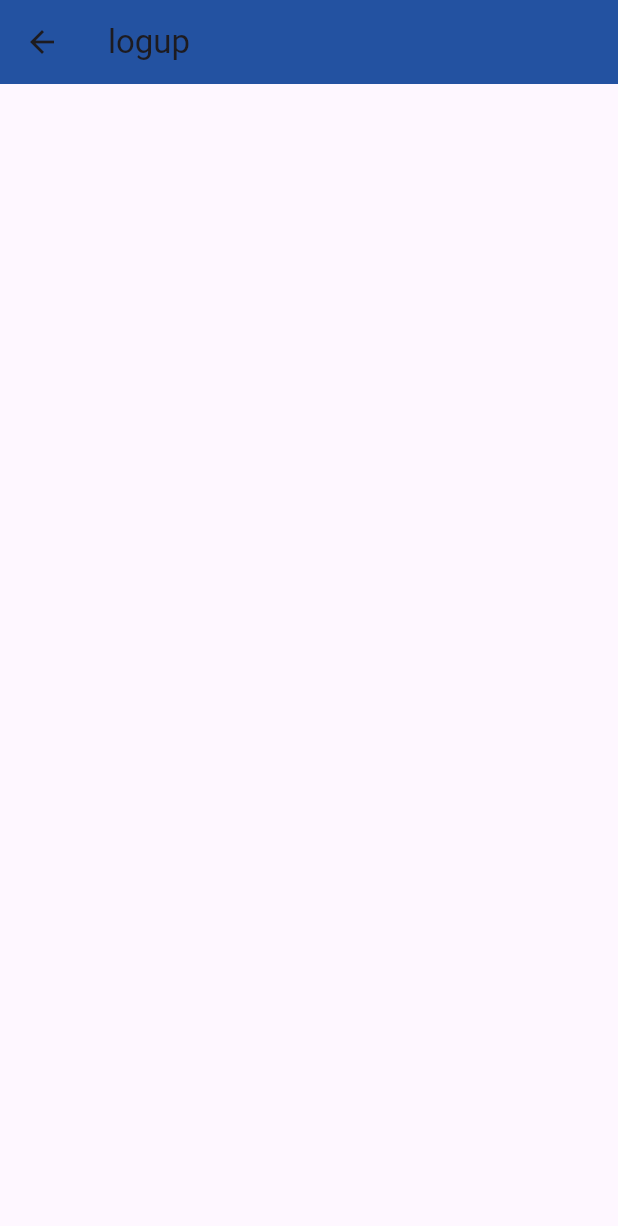
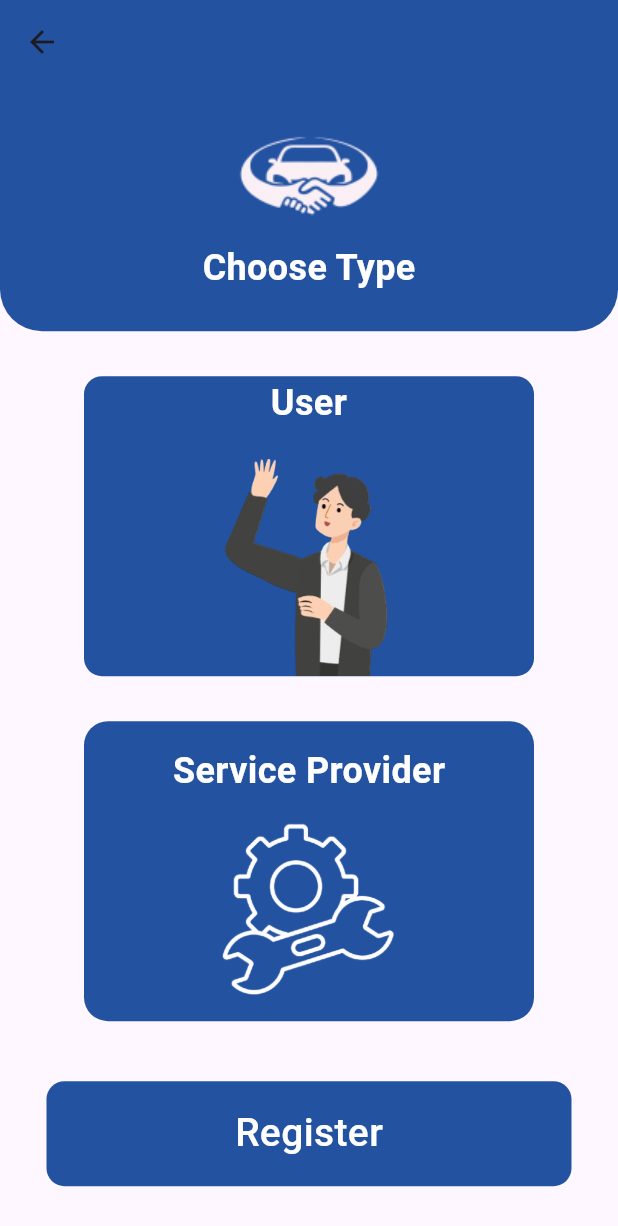
Before and after one commit to AhmedAlsaiem/CarCare, a Flutter app: the SignUpView screen opened by its route, on a phone screen of 412 x 824 dp. Shown: the top 1226 px of the screen. Run offline on Flutter 3.47's test engine with Material 3 defaults, Android fonts, the phone set to English and light mode, and no system bars; our stand-ins replace flutter_onboarding_slider.

Commit message:
update some data

```diff
--- a/lib/core/utils/styles_manager.dart
+++ b/lib/core/utils/styles_manager.dart
@@ -18,7 +18,11 @@ abstract class StylesManager {
     color: ColorsManager.white,
     fontWeight: AppFontWieght.medium,
   );
-
+static TextStyle textStyleMedium26 = TextStyle(
+    fontSize: FontSize.s26,
+    color: ColorsManager.white,
+    fontWeight: AppFontWieght.medium,
+  );
   static TextStyle textStyleSemiBold18 = TextStyle(
     fontWeight: AppFontWieght.semiBold,
     fontSize: FontSize.s16,
--- a/lib/feature/authentaction/presentation/view/signup_view.dart
+++ b/lib/feature/authentaction/presentation/view/signup_view.dart
@@ -1,4 +1,10 @@
 import 'package:flutter/material.dart';
+import 'package:splash_app/core/helper/extentions.dart';
+import 'package:splash_app/core/utils/app_size.dart';
+import 'package:splash_app/core/utils/color_manager.dart';
+import 'package:splash_app/core/utils/string_manager.dart';
+import 'package:splash_app/core/utils/styles_manager.dart';
+import 'package:splash_app/feature/authentaction/presentation/view/widgets/custom_logo_auth.dart';
 
 class SignUpView extends StatelessWidget {
   const SignUpView({super.key});
@@ -6,8 +12,89 @@ class SignUpView extends StatelessWidget {
   @override
   Widget build(BuildContext context) {
     return Scaffold(
-      appBar: AppBar(
-        title: const Text('logup'),
+      appBar: AppBar(),
+      body: Column(
+        crossAxisAlignment: CrossAxisAlignment.center,
+        children: <Widget>[
+          CustomLogoAuth(
+            title: 'Choose Type',
+            height: context.screenHeight * 0.2,
+          ),
+          SizedBox(
+            height: 30,
+            width: double.infinity,
+          ),
+          Container(
+            height: 200,
+            width: 300,
+            decoration: BoxDecoration(
+                color: ColorsManager.mainColor,
+                borderRadius: BorderRadius.circular(12)),
+            child: Column(
+              mainAxisAlignment: MainAxisAlignment.end,
+              crossAxisAlignment: CrossAxisAlignment.center,
+              children: [
+                Text(
+                  'User',
+                  textAlign: TextAlign.right,
+                  style: StylesManager.textStyleBold24,
+                ),
+                const SizedBox(height: 20),
+                SizedBox(
+                  height: 145,
+                  width: 200,
+                  child: Image.asset(
+                    'assets/images/user1.png',
+                  ),
+                ),
+              ],
+            ),
+          ),
+          SizedBox(
+            height: 30,
+          ),
+          Container(
+            height: 200,
+            width: 300,
+            decoration: BoxDecoration(
+                color: ColorsManager.mainColor,
+
+                //   color: const Color.fromARGB(255, 30, 49, 83),
+                borderRadius: BorderRadius.circular(16)),
+            child: Column(
+              mainAxisAlignment: MainAxisAlignment.end,
+              children: [
+                Text(
+                  'Service Provider',
+                  style: StylesManager.textStyleBold24,
+                ),
+                SizedBox(
+                  height: 150,
+                  width: 200,
+                  child: Image.asset(
+                    'assets/images/service_provider.png',
+                    color: Colors.white,
+                  ),
+                ),
+              ],
+            ),
+          ),
+          SizedBox(
+            height: 40,
+          ),
+          Container(
+            alignment: Alignment.center,
+            decoration: BoxDecoration(
+                color: ColorsManager.mainColor,
+                borderRadius: BorderRadius.circular(12)),
+            height: 70,
+            width: 350,
+            child: Text(
+              StringsManager.register,
+              style: StylesManager.textStyleMedium26,
+            ),
+          )
+        ],
       ),
     );
   }
--- a/lib/feature/authentaction/presentation/view/widgets/custom_logo_auth.dart
+++ b/lib/feature/authentaction/presentation/view/widgets/custom_logo_auth.dart
@@ -1,5 +1,4 @@
 import 'package:flutter/material.dart';
-import 'package:splash_app/core/helper/extentions.dart';
 import 'package:splash_app/core/utils/app_size.dart';
 import 'package:splash_app/core/utils/assets_manager.dart';
 import 'package:splash_app/core/utils/color_manager.dart';
@@ -7,9 +6,11 @@ import 'package:splash_app/core/utils/styles_manager.dart';
 
 class CustomLogoAuth extends StatelessWidget {
   final String title;
+  final double height;
   const CustomLogoAuth({
     super.key,
     required this.title,
+    required this.height,
   });
 
   @override
@@ -20,7 +21,7 @@ class CustomLogoAuth extends StatelessWidget {
           borderRadius:
               BorderRadius.vertical(bottom: Radius.circular(AppSize.s28))),
       width: AppSize.infinty,
-      height: context.screenHeight * 0.3,
+      height: height,
       child: Column(
         mainAxisAlignment: MainAxisAlignment.center,
         crossAxisAlignment: CrossAxisAlignment.center,
@@ -31,7 +32,7 @@ class CustomLogoAuth extends StatelessWidget {
           const SizedBox(height: AppSize.s14),
           Text(
             title,
-            style: StylesManager.textStyleExtraBold32.copyWith(
+            style: StylesManager.textStyleBold24.copyWith(
               color: ColorsManager.white,
             ),
           )
--- a/lib/feature/authentaction/presentation/view/widgets/login_view_body.dart
+++ b/lib/feature/authentaction/presentation/view/widgets/login_view_body.dart
@@ -1,5 +1,7 @@
 import 'package:flutter/material.dart';
 import 'package:splash_app/core/utils/app_size.dart';
+import 'package:splash_app/core/helper/extentions.dart';
+
 import 'package:splash_app/core/utils/color_manager.dart';
 import 'package:splash_app/core/utils/string_manager.dart';
 import 'package:splash_app/core/utils/styles_manager.dart';
@@ -15,7 +17,10 @@ class LoginViewBody extends StatelessWidget {
       child: Column(
         crossAxisAlignment: CrossAxisAlignment.center,
         children: [
-          const CustomLogoAuth(title: StringsManager.login),
+          CustomLogoAuth(
+            title: StringsManager.login,
+            height: context.screenHeight * AppSize.s03,
+          ),
           const SizedBox(height: AppSize.s40),
           Padding(
             padding: const EdgeInsets.symmetric(horizontal: AppSize.s20),
```
Also changed, not shown: assets/images/service_provider.png (added), assets/images/user.png (added), assets/images/user1.png (added).
